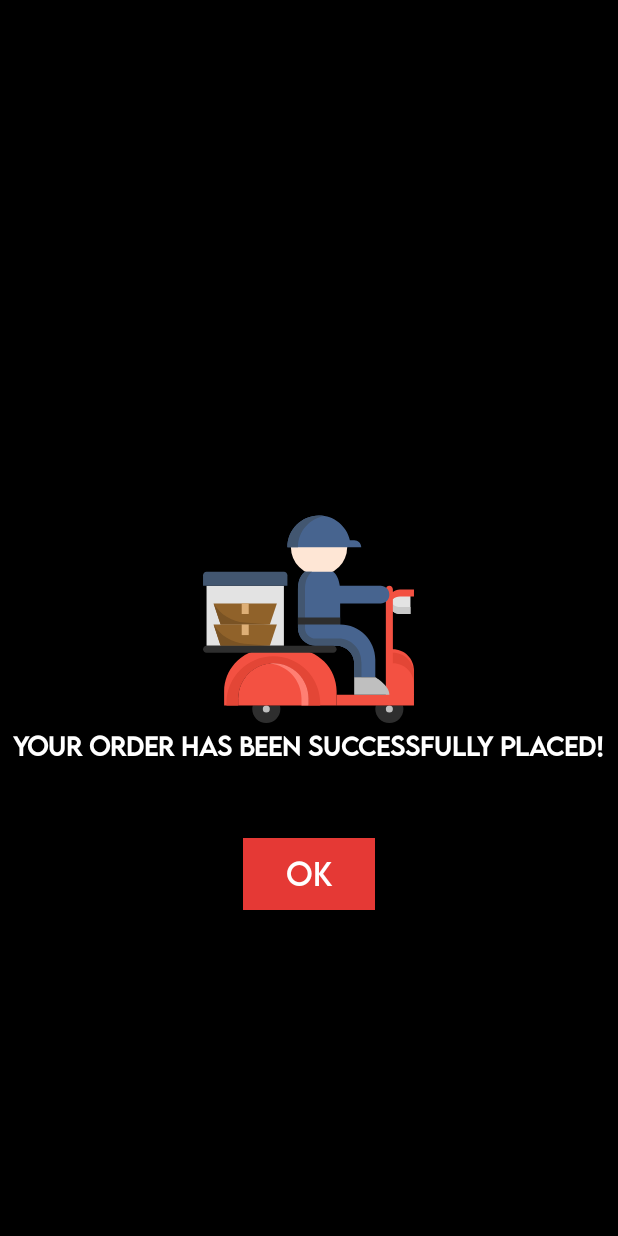
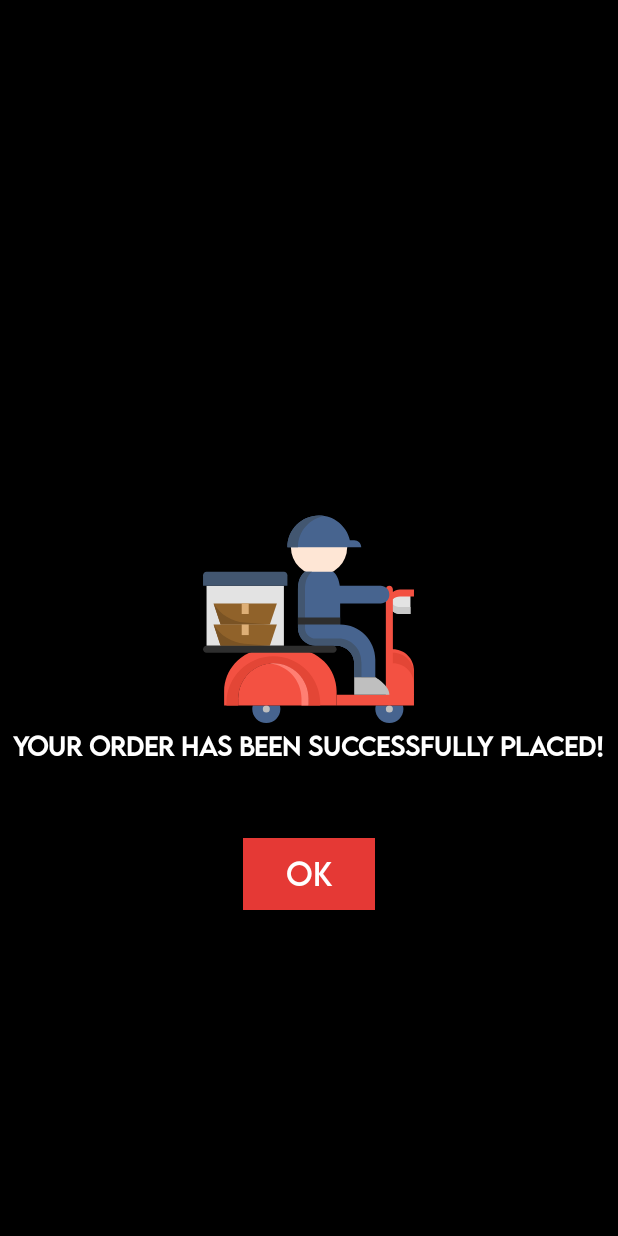
Before and after one commit to Dev-Adnani/FoodFest, an Android app: the OrderPlacedActivity screen opened directly, with no data from a screen before it, on a phone screen of 412 x 824 dp. Run offline under Robolectric (Android 15) with nearby library versions, the phone set to English and light mode, and no system bars; network calls fail.

Commit message:
Initial commit

```diff
--- a/app/src/main/res/drawable/ic_food_delivery.xml
+++ b/app/src/main/res/drawable/ic_food_delivery.xml
@@ -4,10 +4,10 @@
     android:viewportWidth="64"
     android:viewportHeight="64">
     <path
-        android:fillColor="#2e2e2e"
+        android:fillColor="#47648f"
         android:pathData="m51.141,57c-0.083,0.321 -0.141,0.653 -0.141,1 0,2.209 1.791,4 4,4s4,-1.791 4,-4c0,-0.347 -0.058,-0.679 -0.141,-1h-3.859z" />
     <path
-        android:fillColor="#2e2e2e"
+        android:fillColor="#47648f"
         android:pathData="m16,58c0,2.209 1.791,4 4,4s4,-1.791 4,-4c0,-0.347 -0.058,-0.679 -0.141,-1h-7.717c-0.084,0.321 -0.142,0.653 -0.142,1z" />
     <path
         android:fillColor="#bfbfbf"
```
